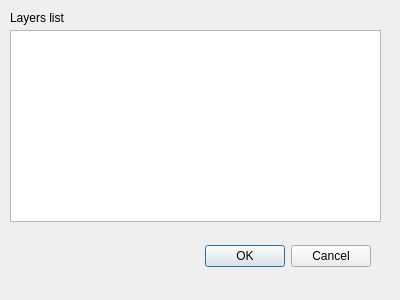
Before: the Qt Designer form custom_qgreenland/custom_qgreenland_dialog_base.ui in nsidc/qgreenland-customizer, drawn with Qt 5.
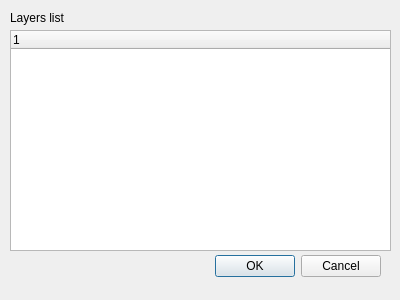
After: the same form once the commit is applied.

Commit message: WIP use a treeWidget to list out layers instead of listWidget.

```diff
--- a/custom_qgreenland/custom_qgreenland_dialog_base.ui
+++ b/custom_qgreenland/custom_qgreenland_dialog_base.ui
@@ -16,8 +16,8 @@
   <widget class="QDialogButtonBox" name="button_box">
    <property name="geometry">
     <rect>
-     <x>30</x>
-     <y>240</y>
+     <x>40</x>
+     <y>250</y>
      <width>341</width>
      <height>32</height>
     </rect>
@@ -42,15 +42,20 @@
     <string>Layers list</string>
    </property>
   </widget>
-  <widget class="QListWidget" name="listWidget">
+  <widget class="QTreeWidget" name="treeWidget">
    <property name="geometry">
     <rect>
      <x>10</x>
      <y>30</y>
-     <width>371</width>
-     <height>192</height>
+     <width>381</width>
+     <height>221</height>
     </rect>
    </property>
+   <column>
+    <property name="text">
+     <string notr="true">1</string>
+    </property>
+   </column>
   </widget>
  </widget>
  <resources/>
```
The commit also changes 2 other files.
